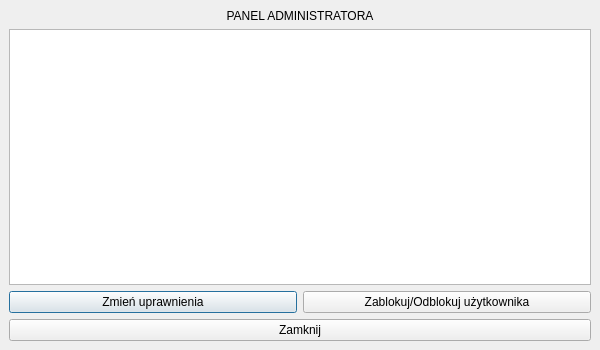
First picture: the form in gui/adminwidget.ui, repository majkus522/aplikacja-bankowa, before the edit.
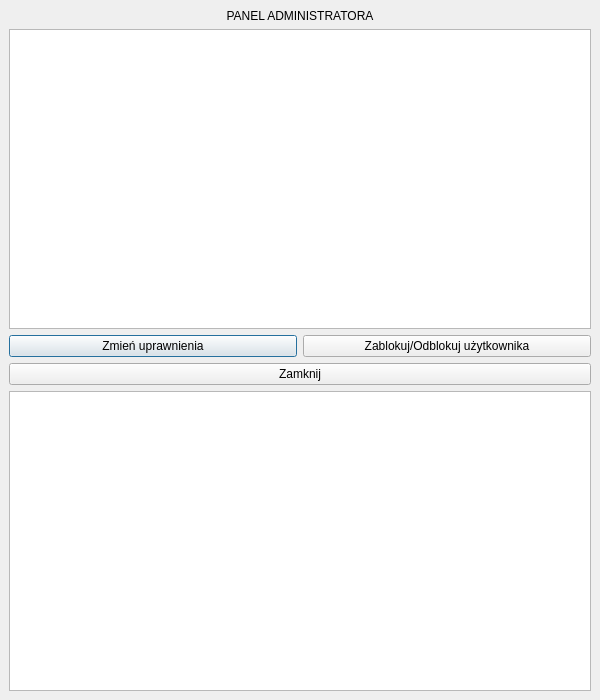
Second picture: the form after the edit.

Patch:
```diff
--- a/gui/adminwidget.ui
+++ b/gui/adminwidget.ui
@@ -7,7 +7,7 @@
     <x>0</x>
     <y>0</y>
     <width>600</width>
-    <height>350</height>
+    <height>700</height>
    </rect>
   </property>
   <property name="windowTitle">
@@ -53,7 +53,14 @@
         </widget>
        </item>
        <item>
-        <widget class="QTableView" name="viewAllUsers"/>
+        <widget class="QTableView" name="viewAllUsers">
+         <property name="sizePolicy">
+          <sizepolicy hsizetype="Expanding" vsizetype="MinimumExpanding">
+           <horstretch>0</horstretch>
+           <verstretch>0</verstretch>
+          </sizepolicy>
+         </property>
+        </widget>
        </item>
        <item>
         <layout class="QHBoxLayout" name="horizontalLayout">
@@ -80,6 +87,9 @@
          </property>
         </widget>
        </item>
+       <item>
+        <widget class="QTableView" name="viewLogs"/>
+       </item>
       </layout>
      </widget>
     </widget>
```
